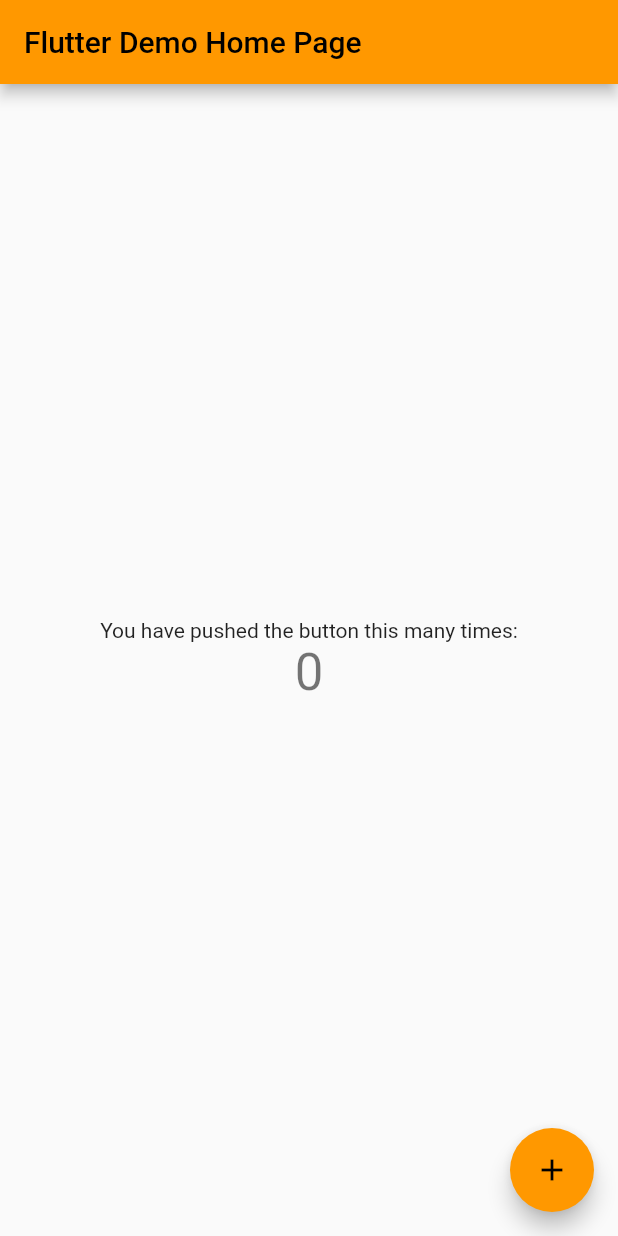
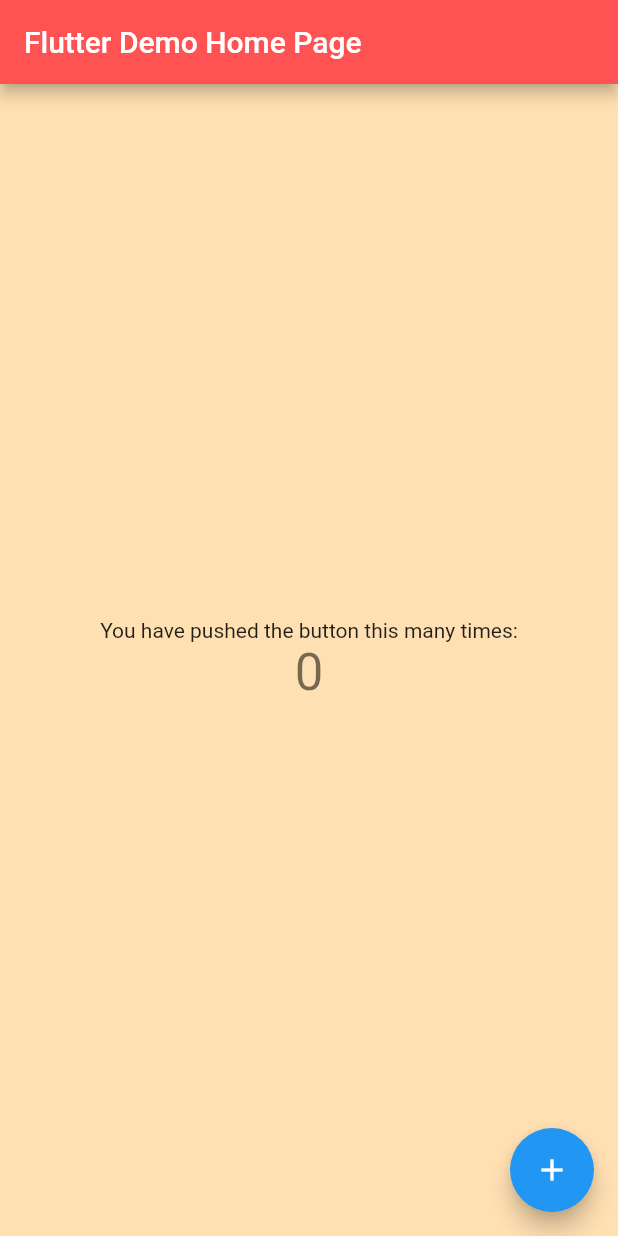
Before and after one commit to tomohiro1024/chatGPT, a Flutter app: the screen it shows after launch, on a phone screen of 412 x 824 dp. Run offline on Flutter 3.47's test engine with Material 2 defaults, Android fonts, the phone set to English and light mode, and no system bars.

Commit message:
微修正

```diff
--- a/lib/main.dart
+++ b/lib/main.dart
@@ -13,7 +13,11 @@ class MyApp extends StatelessWidget {
     return MaterialApp(
       title: 'Flutter Demo',
       theme: ThemeData(
-        primarySwatch: Colors.orange,
+        scaffoldBackgroundColor: Colors.orange.shade100,
+        primarySwatch: Colors.blue,
+        appBarTheme: AppBarTheme(
+          color: Colors.redAccent,
+        ),
       ),
       home: const MyHomePage(title: 'Flutter Demo Home Page'),
     );
```
